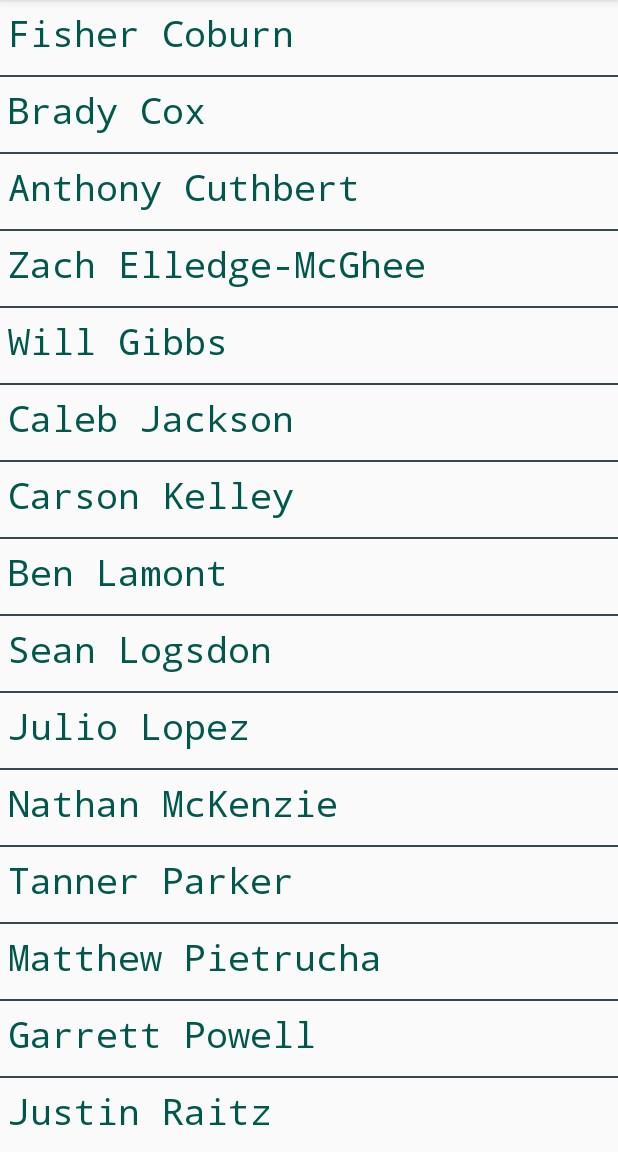
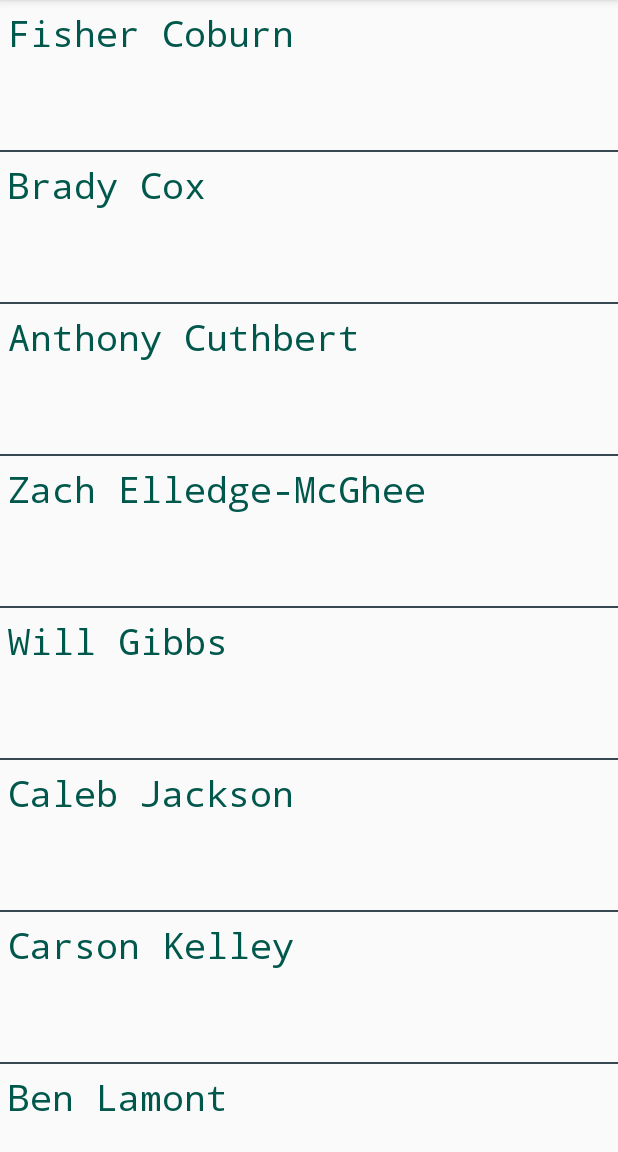
Before and after one commit to richtanner/StudentList2020, an Android app: the screen it shows after launch (ItemListActivity), on a phone screen of 412 x 824 dp, the part 84-1236 px from its top. Run offline under Robolectric (Android 15) with nearby library versions, the phone set to English and light mode, and no system bars.

Commit message:
Fix STOOPID xml bug... my bad...

```diff
--- a/app/src/main/AndroidManifest.xml
+++ b/app/src/main/AndroidManifest.xml
@@ -20,9 +20,11 @@
             </intent-filter>
         </activity>
 
-        <activity android:name=".ItemListActivity"></activity>
+        <activity android:name=".ItemListActivity">
 
-        <activity android:name=".ProfTannerActivity">
+        </activity>
+
+        <activity android:name=".ProfTannerActivity"
             android:theme="@style/TannerCustomTheme"
             android:label="@string/title_tanner_detail">
             <meta-data
--- a/app/src/main/java/com/cs315/studentlist2020/ItemListActivity.java
+++ b/app/src/main/java/com/cs315/studentlist2020/ItemListActivity.java
@@ -72,6 +72,8 @@ public class ItemListActivity extends AppCompatActivity implements AdapterView.O
             Context context = simpleList.getContext();
             Intent intent = new Intent(context, ProfTannerActivity.class);
             context.startActivity(intent);
+        } else if (personSelected == "Caleb Jackson") {
+            // go to caleb land
         }
     }
 }
--- a/app/src/main/res/layout/activity_listview.xml
+++ b/app/src/main/res/layout/activity_listview.xml
@@ -7,7 +7,7 @@
     <TextView
         android:id="@+id/textViewInLists"
         android:layout_width="match_parent"
-        android:layout_height="50dp"
+        android:layout_height="100dp"
         android:layout_weight="0"
         android:fontFamily="monospace"
         android:padding="5dp"
--- a/app/src/main/res/values/colors.xml
+++ b/app/src/main/res/values/colors.xml
@@ -7,4 +7,5 @@
     <color name="customBlue">#315A70</color>
     <color name="customBlueDark">#182d38</color>
     <color name="customRed">#a43c43</color>
+    <color name="parkerRed">#860000</color>
 </resources>
--- a/app/src/main/res/values/strings.xml
+++ b/app/src/main/res/values/strings.xml
@@ -1,6 +1,6 @@
 <resources>
     <string name="app_name">CS315 Student List 2020</string>
-    <string name="title_tanner_detail">Prof Tanner</string>
+    <string name="title_tanner_detail">Prof Tanner String</string>
     <string name="rwt_name">Rich Tanner</string>
     <string name="rwt_title">Clinical Professor of DET</string>
 </resources>
```
